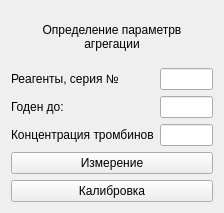
Above: choisedialog/agr1.ui from krang4d/Agrekola before the change. Below: the same form after it.
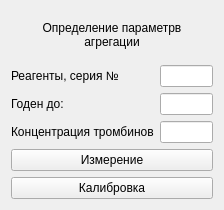
That is the form after the change.

The edit to the form file:
```diff
--- a/choisedialog/agr1.ui
+++ b/choisedialog/agr1.ui
@@ -7,7 +7,7 @@
     <x>0</x>
     <y>0</y>
     <width>224</width>
-    <height>213</height>
+    <height>210</height>
    </rect>
   </property>
   <property name="windowTitle">
```
